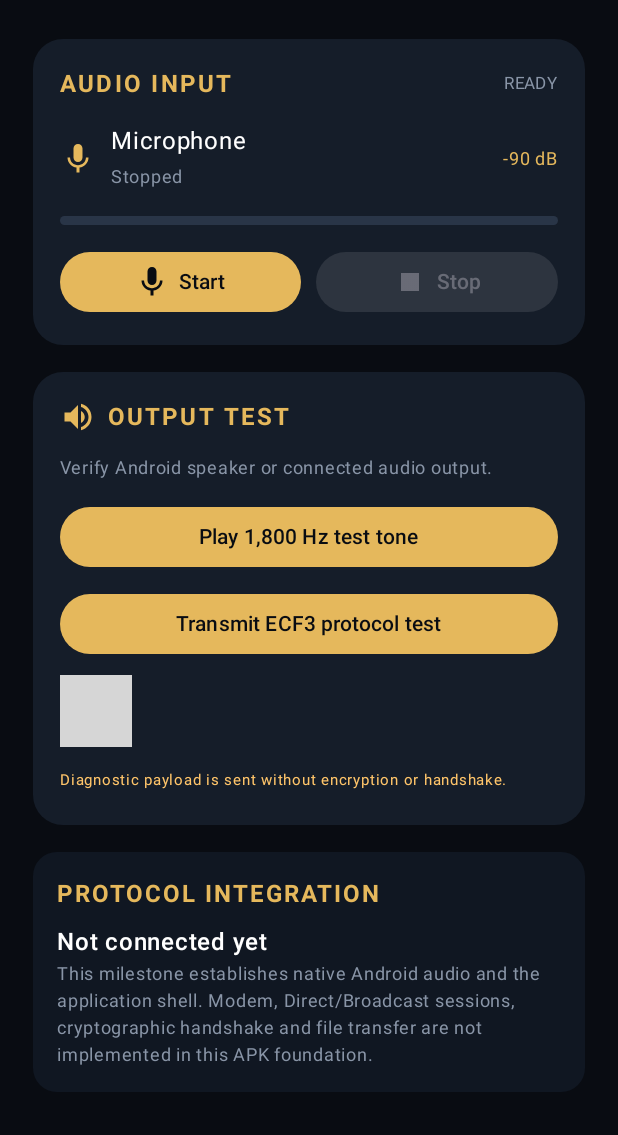
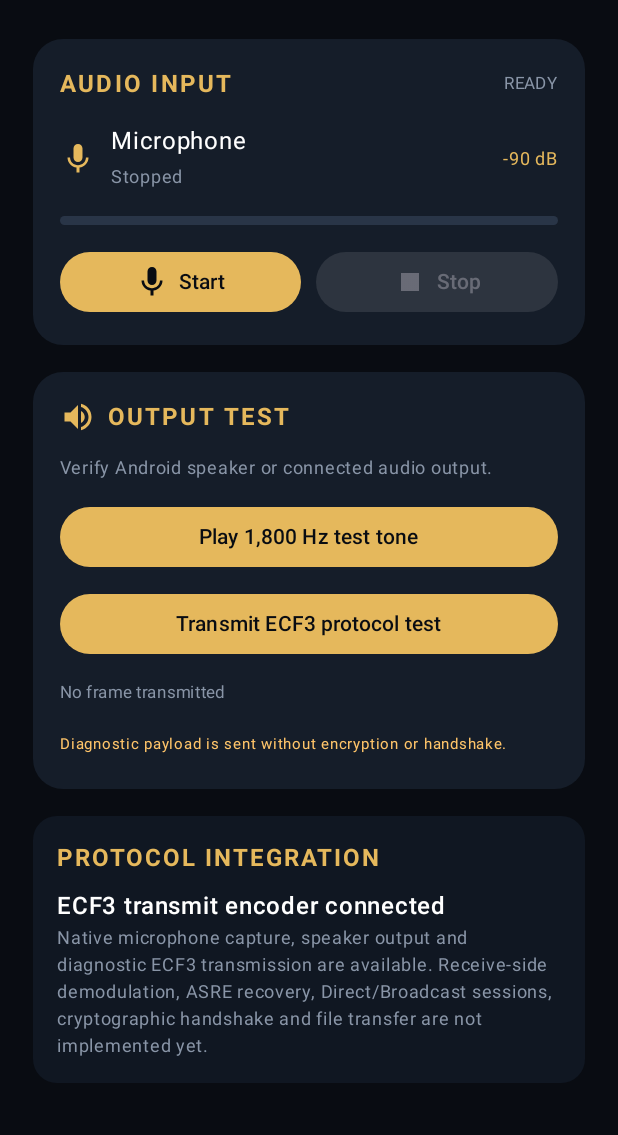
Before and after one commit to KHOSROW-II/echocrypt, an Android app built with Jetpack Compose: the screen it shows after launch (MainActivity), on a phone screen of 412 x 824 dp, the part 101-1236 px from its top. Run offline under Robolectric (Android 15) with nearby library versions, the phone set to English and light mode, and no system bars; grey boxes are pictures that could not be loaded.

Commit message:
fix(android): repair UI compilation and modem integration status

```diff
--- a/android/app/src/main/java/org/echocrypt/android/MainActivity.kt
+++ b/android/app/src/main/java/org/echocrypt/android/MainActivity.kt
@@ -49,7 +49,8 @@ class MainActivity : ComponentActivity() {
             var level by remember { mutableFloatStateOf(-90f) }
             var status by remember { mutableStateOf("READY") }
             var error by remember { mutableStateOf<String?>(null) }
-            var outputError by remember { mutableStateOf<String?>(null) }\n            var modemStatus by remember { mutableStateOf("No frame transmitted") }
+            var outputError by remember { mutableStateOf<String?>(null) }
+            var modemStatus by remember { mutableStateOf("No frame transmitted") }
 
             val hasPermission = {
                 ContextCompat.checkSelfPermission(this, Manifest.permission.RECORD_AUDIO) ==
@@ -178,8 +179,8 @@ class MainActivity : ComponentActivity() {
                             Column(Modifier.padding(16.dp)) {
                                 Text("PROTOCOL INTEGRATION", color = Gold, fontWeight = FontWeight.Bold, letterSpacing = 1.3.sp)
                                 Spacer(Modifier.height(8.dp))
-                                Text("Not connected yet", fontWeight = FontWeight.SemiBold)
-                                Text("This milestone establishes native Android audio and the application shell. Modem, Direct/Broadcast sessions, cryptographic handshake and file transfer are not implemented in this APK foundation.",
+                                Text("ECF3 transmit encoder connected", fontWeight = FontWeight.SemiBold)
+                                Text("Native microphone capture, speaker output and diagnostic ECF3 transmission are available. Receive-side demodulation, ASRE recovery, Direct/Broadcast sessions, cryptographic handshake and file transfer are not implemented yet.",
                                     color = Muted, fontSize = 12.sp, lineHeight = 18.sp)
                             }
                         }
```
